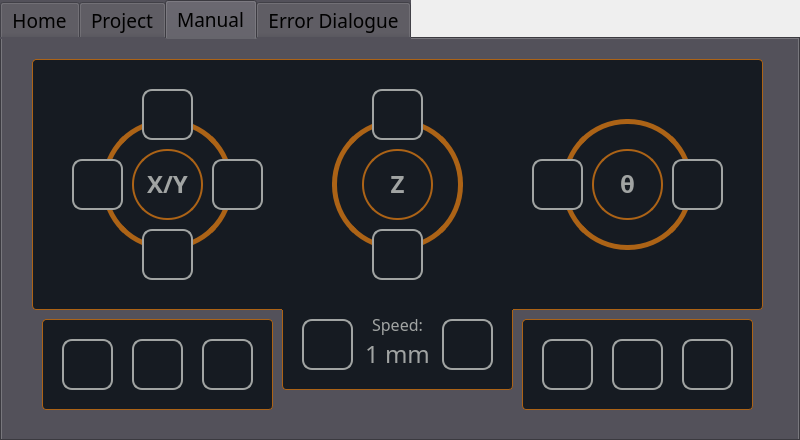
bearda/Luteagraph, file LuteagraphBackend/mainwindow.ui: the form before one commit.
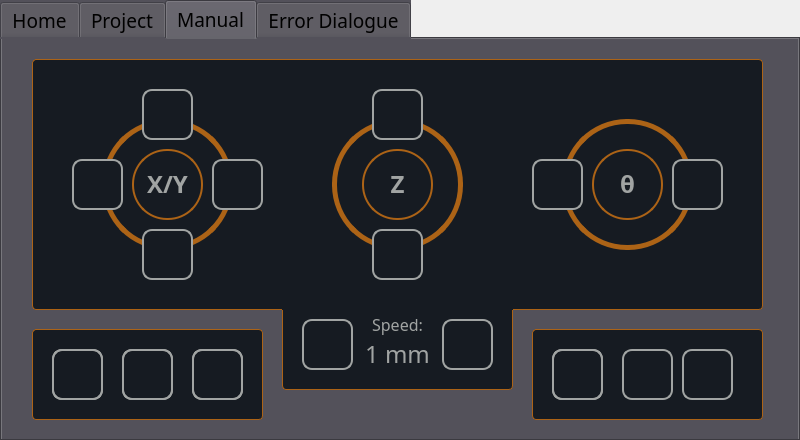
The form after the commit. Icons and pictures are not drawn.

Patch:
```diff
--- a/LuteagraphBackend/mainwindow.ui
+++ b/LuteagraphBackend/mainwindow.ui
@@ -204,7 +204,7 @@
       <property name="geometry">
        <rect>
         <x>30</x>
-        <y>280</y>
+        <y>290</y>
         <width>361</width>
         <height>91</height>
        </rect>
@@ -236,7 +236,7 @@
         <x>30</x>
         <y>150</y>
         <width>731</width>
-        <height>131</height>
+        <height>141</height>
        </rect>
       </property>
       <property name="font">
@@ -326,7 +326,7 @@
       <property name="geometry">
        <rect>
         <x>390</x>
-        <y>280</y>
+        <y>290</y>
         <width>371</width>
         <height>91</height>
        </rect>
@@ -393,10 +393,10 @@
      <widget class="QLabel" name="label_9">
       <property name="geometry">
        <rect>
-        <x>470</x>
+        <x>480</x>
         <y>230</y>
-        <width>35</width>
-        <height>10</height>
+        <width>31</width>
+        <height>21</height>
        </rect>
       </property>
       <property name="font">
@@ -431,7 +431,7 @@
       <property name="geometry">
        <rect>
         <x>30</x>
-        <y>340</y>
+        <y>350</y>
         <width>211</width>
         <height>31</height>
        </rect>
@@ -718,7 +718,7 @@
         <x>30</x>
         <y>20</y>
         <width>211</width>
-        <height>321</height>
+        <height>331</height>
        </rect>
       </property>
       <property name="sizePolicy">
@@ -800,7 +800,7 @@
         <x>270</x>
         <y>230</y>
         <width>491</width>
-        <height>141</height>
+        <height>151</height>
        </rect>
       </property>
       <property name="font">
@@ -843,7 +843,7 @@
        <string>&lt;html&gt;&lt;head/&gt;&lt;body&gt;&lt;p&gt;&lt;span style=&quot; color:#a1a4a3;&quot;&gt;Estimated time to completion:&lt;/span&gt;&lt;/p&gt;&lt;/body&gt;&lt;/html&gt;</string>
       </property>
      </widget>
-     <widget class="QLabel" name="label_55">
+     <widget class="QLabel" name="speedDispProj">
       <property name="geometry">
        <rect>
         <x>580</x>
@@ -867,7 +867,7 @@
        <set>Qt::AlignCenter</set>
       </property>
      </widget>
-     <widget class="QPushButton" name="pushButton_52">
+     <widget class="QPushButton" name="speedUpProj">
       <property name="geometry">
        <rect>
         <x>670</x>
@@ -921,7 +921,7 @@
        <set>Qt::AlignCenter</set>
       </property>
      </widget>
-     <widget class="QPushButton" name="pushButton_53">
+     <widget class="QPushButton" name="speedDownProj">
       <property name="geometry">
        <rect>
         <x>520</x>
@@ -988,10 +988,10 @@
      <zorder>FileSelector</zorder>
      <zorder>FileDescription</zorder>
      <zorder>TimeEstimate</zorder>
-     <zorder>label_55</zorder>
-     <zorder>pushButton_52</zorder>
+     <zorder>speedDispProj</zorder>
+     <zorder>speedUpProj</zorder>
      <zorder>label_56</zorder>
-     <zorder>pushButton_53</zorder>
+     <zorder>speedDownProj</zorder>
     </widget>
     <widget class="QWidget" name="Manual">
      <property name="cursor">
@@ -1000,7 +1000,7 @@
      <attribute name="title">
       <string>Manual</string>
      </attribute>
-     <widget class="QPushButton" name="pushButton_6">
+     <widget class="QPushButton" name="xPos">
       <property name="geometry">
        <rect>
         <x>210</x>
@@ -1060,7 +1060,7 @@
        <set>Qt::AlignCenter</set>
       </property>
      </widget>
-     <widget class="QPushButton" name="pushButton_8">
+     <widget class="QPushButton" name="yNeg">
       <property name="geometry">
        <rect>
         <x>140</x>
@@ -1090,7 +1090,7 @@
        </size>
       </property>
      </widget>
-     <widget class="QPushButton" name="pushButton_9">
+     <widget class="QPushButton" name="xNeg">
       <property name="geometry">
        <rect>
         <x>70</x>
@@ -1120,7 +1120,7 @@
        </size>
       </property>
      </widget>
-     <widget class="QPushButton" name="pushButton_7">
+     <widget class="QPushButton" name="yPos">
       <property name="geometry">
        <rect>
         <x>140</x>
@@ -1150,28 +1150,26 @@
        </size>
       </property>
      </widget>
-     <widget class="QPushButton" name="pushButton_12">
+     <widget class="QPushButton" name="xHome">
       <property name="geometry">
        <rect>
-        <x>130</x>
-        <y>300</y>
+        <x>50</x>
+        <y>310</y>
         <width>51</width>
         <height>51</height>
        </rect>
       </property>
       <property name="styleSheet">
-       <string notr="true">background-color: rgb(22, 27, 34);
+       <string notr="true">background-color: rgba(255, 255, 255, 0);
 border-style: solid;
 border-radius: 10px;
 border-width: 2px;
-border-color:rgb(161, 164, 163);</string>
+border-color:rgb(161, 164, 163);
+font: 14pt &quot;Arial Rounded MT Bold&quot;;
+color:rgb(22, 27, 34);</string>
       </property>
       <property name="text">
-       <string/>
-      </property>
-      <property name="icon">
-       <iconset>
-        <normaloff>../Icons/Temple.png</normaloff>../Icons/Temple.png</iconset>
+       <string>X</string>
       </property>
       <property name="iconSize">
        <size>
@@ -1183,8 +1181,8 @@
      <widget class="QPushButton" name="pushButton_13">
       <property name="geometry">
        <rect>
-        <x>200</x>
-        <y>300</y>
+        <x>50</x>
+        <y>310</y>
         <width>51</width>
         <height>51</height>
        </rect>
@@ -1200,8 +1198,8 @@
        <string/>
       </property>
       <property name="icon">
-       <iconset>
-        <normaloff>../Icons/Temple.png</normaloff>../Icons/Temple.png</iconset>
+       <iconset resource="icons.qrc">
+        <normaloff>:/new/prefix1/Icons/Home50.png</normaloff>:/new/prefix1/Icons/Home50.png</iconset>
       </property>
       <property name="iconSize">
        <size>
@@ -1250,36 +1248,6 @@
        <string/>
       </property>
      </widget>
-     <widget class="QPushButton" name="pushButton_16">
-      <property name="geometry">
-       <rect>
-        <x>60</x>
-        <y>300</y>
-        <width>51</width>
-        <height>51</height>
-       </rect>
-      </property>
-      <property name="styleSheet">
-       <string notr="true">background-color: rgb(22, 27, 34);
-border-style: solid;
-border-radius: 10px;
-border-width: 2px;
-border-color:rgb(161, 164, 163);</string>
-      </property>
-      <property name="text">
-       <string/>
-      </property>
-      <property name="icon">
-       <iconset>
-        <normaloff>../Icons/Temple.png</normaloff>../Icons/Temple.png</iconset>
-      </property>
-      <property name="iconSize">
-       <size>
-        <width>25</width>
-        <height>25</height>
-       </size>
-      </property>
-     </widget>
      <widget class="QLabel" name="label">
       <property name="geometry">
        <rect>
@@ -1335,7 +1303,7 @@
        <set>Qt::AlignCenter</set>
       </property>
      </widget>
-     <widget class="QPushButton" name="pushButton_10">
+     <widget class="QPushButton" name="zPos">
       <property name="geometry">
        <rect>
         <x>370</x>
@@ -1365,7 +1333,7 @@
        </size>
       </property>
      </widget>
-     <widget class="QPushButton" name="pushButton_11">
+     <widget class="QPushButton" name="zNeg">
       <property name="geometry">
        <rect>
         <x>370</x>
@@ -1505,7 +1473,7 @@
        <string/>
       </property>
      </widget>
-     <widget class="QPushButton" name="pushButton_19">
+     <widget class="QPushButton" name="thetaCCW">
       <property name="geometry">
        <rect>
         <x>670</x>
@@ -1535,7 +1503,7 @@
        </size>
       </property>
      </widget>
-     <widget class="QPushButton" name="pushButton_20">
+     <widget class="QPushButton" name="thetaCW">
       <property name="geometry">
        <rect>
         <x>530</x>
@@ -1565,7 +1533,7 @@
        </size>
       </property>
      </widget>
-     <widget class="QPushButton" name="pushButton_36">
+     <widget class="QPushButton" name="speedDownManual">
       <property name="geometry">
        <rect>
         <x>300</x>
@@ -1595,7 +1563,7 @@
        </size>
       </property>
      </widget>
-     <widget class="QPushButton" name="pushButton_34">
+     <widget class="QPushButton" name="speedUpManual">
       <property name="geometry">
        <rect>
         <x>440</x>
@@ -1649,7 +1617,7 @@
        <set>Qt::AlignCenter</set>
       </property>
      </widget>
-     <widget class="QLabel" name="label_30">
+     <widget class="QLabel" name="speedDispManual">
       <property name="geometry">
        <rect>
         <x>360</x>
@@ -1676,8 +1644,8 @@
      <widget class="QLabel" name="label_31">
       <property name="geometry">
        <rect>
-        <x>40</x>
-        <y>280</y>
+        <x>30</x>
+        <y>290</y>
         <width>231</width>
         <height>91</height>
        </rect>
@@ -1727,41 +1695,11 @@
        <string/>
       </property>
      </widget>
-     <widget class="QPushButton" name="pushButton_17">
-      <property name="geometry">
-       <rect>
-        <x>540</x>
-        <y>300</y>
-        <width>51</width>
-        <height>51</height>
-       </rect>
-      </property>
-      <property name="styleSheet">
-       <string notr="true">background-color: rgb(22, 27, 34);
-border-style: solid;
-border-radius: 10px;
-border-width: 2px;
-border-color:rgb(161, 164, 163);</string>
-      </property>
-      <property name="text">
-       <string/>
-      </property>
-      <property name="icon">
-       <iconset>
-        <normaloff>../Icons/Temple.png</normaloff>../Icons/Temple.png</iconset>
-      </property>
-      <property name="iconSize">
-       <size>
-        <width>25</width>
-        <height>25</height>
-       </size>
-      </property>
-     </widget>
      <widget class="QLabel" name="label_33">
       <property name="geometry">
        <rect>
-        <x>520</x>
-        <y>280</y>
+        <x>530</x>
+        <y>290</y>
         <width>231</width>
         <height>91</height>
        </rect>
@@ -1782,11 +1720,11 @@
        <string/>
       </property>
      </widget>
-     <widget class="QPushButton" name="pushButton_14">
+     <widget class="QPushButton" name="servoPower">
       <property name="geometry">
        <rect>
         <x>680</x>
-        <y>300</y>
+        <y>310</y>
         <width>51</width>
         <height>51</height>
        </rect>
@@ -1803,7 +1741,7 @@
       </property>
       <property name="icon">
        <iconset>
-        <normaloff>../Icons/Temple.png</normaloff>../Icons/Temple.png</iconset>
+        <normaloff>../../../Desktop/a1a4a3-stepper-motor-50.png</normaloff>../../../Desktop/a1a4a3-stepper-motor-50.png</iconset>
       </property>
       <property name="iconSize">
        <size>
@@ -1812,16 +1750,44 @@
        </size>
       </property>
      </widget>
-     <widget class="QPushButton" name="pushButton_15">
+     <widget class="QPushButton" name="yHome">
       <property name="geometry">
        <rect>
-        <x>610</x>
-        <y>300</y>
+        <x>120</x>
+        <y>310</y>
         <width>51</width>
         <height>51</height>
        </rect>
       </property>
       <property name="styleSheet">
+       <string notr="true">background-color: rgba(255, 255, 255, 0);
+border-style: solid;
+border-radius: 10px;
+border-width: 2px;
+border-color:rgb(161, 164, 163);
+font: 14pt &quot;Arial Rounded MT Bold&quot;;
+color:rgb(22, 27, 34);</string>
+      </property>
+      <property name="text">
+       <string>Y</string>
+      </property>
+      <property name="iconSize">
+       <size>
+        <width>25</width>
+        <height>25</height>
+       </size>
+      </property>
+     </widget>
+     <widget class="QPushButton" name="pushButton_17">
+      <property name="geometry">
+       <rect>
+        <x>120</x>
+        <y>310</y>
+        <width>51</width>
+        <height>51</height>
+       </rect>
+      </property>
+      <property name="styleSheet">
        <string notr="true">background-color: rgb(22, 27, 34);
 border-style: solid;
 border-radius: 10px;
@@ -1832,8 +1798,155 @@
        <string/>
       </property>
       <property name="icon">
-       <iconset>
-        <normaloff>../Icons/Temple.png</normaloff>../Icons/Temple.png</iconset>
+       <iconset resource="icons.qrc">
+        <normaloff>:/new/prefix1/Icons/Home50.png</normaloff>:/new/prefix1/Icons/Home50.png</iconset>
+      </property>
+      <property name="iconSize">
+       <size>
+        <width>25</width>
+        <height>25</height>
+       </size>
+      </property>
+     </widget>
+     <widget class="QPushButton" name="zHome">
+      <property name="geometry">
+       <rect>
+        <x>190</x>
+        <y>310</y>
+        <width>51</width>
+        <height>51</height>
+       </rect>
+      </property>
+      <property name="styleSheet">
+       <string notr="true">background-color: rgba(255, 255, 255, 0);
+border-style: solid;
+border-radius: 10px;
+border-width: 2px;
+border-color:rgb(161, 164, 163);
+font: 14pt &quot;Arial Rounded MT Bold&quot;;
+color:rgb(22, 27, 34);</string>
+      </property>
+      <property name="text">
+       <string>Z</string>
+      </property>
+      <property name="iconSize">
+       <size>
+        <width>25</width>
+        <height>25</height>
+       </size>
+      </property>
+     </widget>
+     <widget class="QPushButton" name="pushButton_19">
+      <property name="geometry">
+       <rect>
+        <x>190</x>
+        <y>310</y>
+        <width>51</width>
+        <height>51</height>
+       </rect>
+      </property>
+      <property name="styleSheet">
+       <string notr="true">background-color: rgb(22, 27, 34);
+border-style: solid;
+border-radius: 10px;
+border-width: 2px;
+border-color:rgb(161, 164, 163);</string>
+      </property>
+      <property name="text">
+       <string/>
+      </property>
+      <property name="icon">
+       <iconset resource="icons.qrc">
+        <normaloff>:/new/prefix1/Icons/Home50.png</normaloff>:/new/prefix1/Icons/Home50.png</iconset>
+      </property>
+      <property name="iconSize">
+       <size>
+        <width>25</width>
+        <height>25</height>
+       </size>
+      </property>
+     </widget>
+     <widget class="QPushButton" name="thetaHome">
+      <property name="geometry">
+       <rect>
+        <x>550</x>
+        <y>310</y>
+        <width>51</width>
+        <height>51</height>
+       </rect>
+      </property>
+      <property name="styleSheet">
+       <string notr="true">background-color: rgba(255, 255, 255, 0);
+border-style: solid;
+border-radius: 10px;
+border-width: 2px;
+border-color:rgb(161, 164, 163);
+font: 75 15pt &quot;Symbol&quot;;
+color:rgb(22, 27, 34);
+</string>
+      </property>
+      <property name="text">
+       <string>q</string>
+      </property>
+      <property name="iconSize">
+       <size>
+        <width>25</width>
+        <height>25</height>
+       </size>
+      </property>
+     </widget>
+     <widget class="QPushButton" name="pushButton_21">
+      <property name="geometry">
+       <rect>
+        <x>550</x>
+        <y>310</y>
+        <width>51</width>
+        <height>51</height>
+       </rect>
+      </property>
+      <property name="styleSheet">
+       <string notr="true">background-color: rgb(22, 27, 34);
+border-style: solid;
+border-radius: 10px;
+border-width: 2px;
+border-color:rgb(161, 164, 163);</string>
+      </property>
+      <property name="text">
+       <string/>
+      </property>
+      <property name="icon">
+       <iconset resource="icons.qrc">
+        <normaloff>:/new/prefix1/Icons/Home50.png</normaloff>:/new/prefix1/Icons/Home50.png</iconset>
+      </property>
+      <property name="iconSize">
+       <size>
+        <width>25</width>
+        <height>25</height>
+       </size>
+      </property>
+     </widget>
+     <widget class="QPushButton" name="allHome">
+      <property name="geometry">
+       <rect>
+        <x>620</x>
+        <y>310</y>
+        <width>51</width>
+        <height>51</height>
+       </rect>
+      </property>
+      <property name="styleSheet">
+       <string notr="true">background-color: rgb(22, 27, 34);
+border-style: solid;
+border-radius: 10px;
+border-width: 2px;
+border-color:rgb(161, 164, 163);</string>
+      </property>
+      <property name="text">
+       <string/>
+      </property>
+      <property name="icon">
+       <iconset resource="icons.qrc">
+        <normaloff>:/new/prefix1/Icons/Home50.png</normaloff>:/new/prefix1/Icons/Home50.png</iconset>
       </property>
       <property name="iconSize">
        <size>
@@ -1843,9 +1956,7 @@
       </property>
      </widget>
      <zorder>label_33</zorder>
-     <zorder>pushButton_17</zorder>
-     <zorder>pushButton_15</zorder>
-     <zorder>pushButton_14</zorder>
+     <zorder>servoPower</zorder>
      <zorder>label</zorder>
      <zorder>label_32</zorder>
      <zorder>label_31</zorder>
@@ -1853,26 +1964,32 @@
      <zorder>label_12</zorder>
      <zorder>label_2</zorder>
      <zorder>label_4</zorder>
-     <zorder>pushButton_8</zorder>
-     <zorder>pushButton_9</zorder>
-     <zorder>pushButton_7</zorder>
-     <zorder>pushButton_12</zorder>
+     <zorder>yNeg</zorder>
+     <zorder>xNeg</zorder>
+     <zorder>yPos</zorder>
      <zorder>pushButton_13</zorder>
-     <zorder>pushButton_16</zorder>
-     <zorder>pushButton_6</zorder>
-     <zorder>pushButton_10</zorder>
-     <zorder>pushButton_11</zorder>
+     <zorder>xPos</zorder>
+     <zorder>zPos</zorder>
+     <zorder>zNeg</zorder>
      <zorder>label_34</zorder>
      <zorder>label_5</zorder>
      <zorder>label_15</zorder>
      <zorder>label_14</zorder>
      <zorder>label_13</zorder>
-     <zorder>pushButton_19</zorder>
-     <zorder>pushButton_20</zorder>
-     <zorder>pushButton_36</zorder>
-     <zorder>pushButton_34</zorder>
+     <zorder>thetaCCW</zorder>
+     <zorder>thetaCW</zorder>
+     <zorder>speedDownManual</zorder>
+     <zorder>speedUpManual</zorder>
      <zorder>label_11</zorder>
-     <zorder>label_30</zorder>
+     <zorder>speedDispManual</zorder>
+     <zorder>xHome</zorder>
+     <zorder>pushButton_17</zorder>
+     <zorder>pushButton_19</zorder>
+     <zorder>pushButton_21</zorder>
+     <zorder>yHome</zorder>
+     <zorder>zHome</zorder>
+     <zorder>thetaHome</zorder>
+     <zorder>allHome</zorder>
     </widget>
     <widget class="QWidget" name="Error">
      <property name="sizePolicy">
@@ -1887,13 +2004,13 @@
      <attribute name="title">
       <string>Error Dialogue</string>
      </attribute>
-     <widget class="QLabel" name="label_6">
+     <widget class="QLabel" name="errorDisp">
       <property name="geometry">
        <rect>
         <x>30</x>
         <y>20</y>
         <width>731</width>
-        <height>351</height>
+        <height>361</height>
        </rect>
       </property>
       <property name="font">
```
